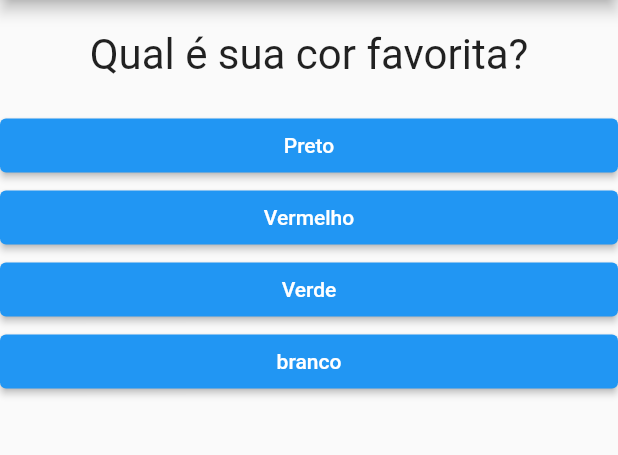
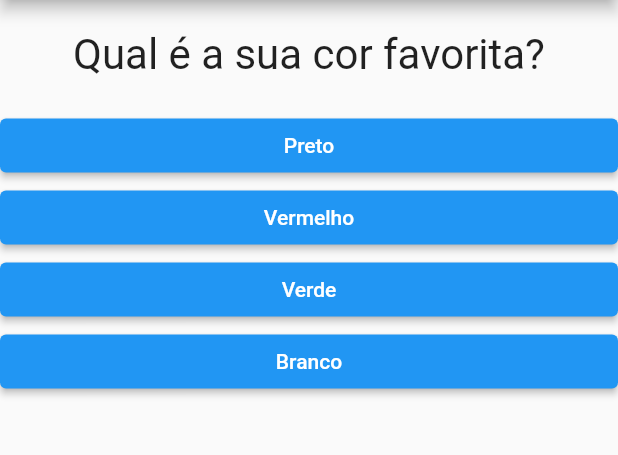
Before and after one commit to LucasMLara/QuizFlutter, a Flutter app: the screen it shows after launch, on a phone screen of 412 x 824 dp, the part 84-539 px from its top. Run offline on Flutter 3.47's test engine with Material 2 defaults, Android fonts, the phone set to English and light mode, and no system bars.

```diff
--- a/lib/main.dart
+++ b/lib/main.dart
@@ -1,70 +1,62 @@
 import 'package:flutter/material.dart';
-import './questao.dart';
-import './resposta.dart';
+import './questionario.dart';
+import './resultado.dart';
 
-main() => runApp(PerguntaApp());
+void main() => runApp(const PerguntaApp());
 
-class PerguntasAppState extends State<PerguntaApp> {
+class _PerguntaAppState extends State<PerguntaApp> {
   var _perguntaSelecionada = 0;
-
   final _perguntas = const [
     {
-      'texto': 'Qual é sua cor favorita?',
-      'respostas': ['Preto', 'Vermelho', 'Verde', 'branco']
+      'texto': 'Qual é a sua cor favorita?',
+      'respostas': ['Preto', 'Vermelho', 'Verde', 'Branco'],
     },
     {
-      'texto': 'Qual é seu animal favorito?',
-      'respostas': ['Coelho', 'Cobra', 'Elefante', 'Leão']
+      'texto': 'Qual é o seu animal favorito?',
+      'respostas': ['Coelho', 'Cobra', 'Elefante', 'Leão'],
     },
     {
-      'texto': 'Qual é seu instrutor favorito?',
-      'respostas': ['Maria', 'João', 'Leo', 'Pedro']
+      'texto': 'Qual é o seu instrutor favorito?',
+      'respostas': ['Maria', 'João', 'Leo', 'Pedro'],
     },
   ];
+
+  void _responder() {
+    if (temPerguntaSelecionada) {
+      setState(() {
+        _perguntaSelecionada++;
+      });
+    }
+  }
 
   bool get temPerguntaSelecionada {
     return _perguntaSelecionada < _perguntas.length;
   }
 
-  void _responder() {
-    setState(() {
-      _perguntaSelecionada++;
-    });
-  }
-
   @override
   Widget build(BuildContext context) {
-    List<String> respostas = temPerguntaSelecionada
-        ? _perguntas[_perguntaSelecionada].cast()['respostas']
-        : [];
-
-    List<Widget> widgets =
-        respostas.map((t) => Resposta(t, _responder)).toList();
-
     return MaterialApp(
       home: Scaffold(
         appBar: AppBar(
           title: const Text('Perguntas'),
         ),
         body: temPerguntaSelecionada
-            ? Column(
-                children: <Widget>[
-                  Questao(_perguntas[_perguntaSelecionada]['texto'].toString()),
-                  ...widgets
-                ],
+            ? Questionario(
+                perguntas: _perguntas,
+                perguntaSelecionada: _perguntaSelecionada,
+                quandoResponder: _responder,
               )
-            : Center(
-                child: Text(
-                'Parabéns',
-                style: TextStyle(fontSize: 28),
-              )),
+            : const Resultado(),
       ),
     );
   }
 }
 
 class PerguntaApp extends StatefulWidget {
-  PerguntasAppState createState() {
-    return PerguntasAppState();
+  const PerguntaApp({super.key});
+
+  @override
+  _PerguntaAppState createState() {
+    return _PerguntaAppState();
   }
 }
--- /dev/null
+++ b/lib/questionario.dart
@@ -0,0 +1,33 @@
+import 'package:flutter/material.dart';
+import './questao.dart';
+import './resposta.dart';
+
+class Questionario extends StatelessWidget {
+  final List<Map<String, Object>> perguntas;
+  final int perguntaSelecionada;
+  final void Function() quandoResponder;
+
+  const Questionario(
+      {required this.perguntas,
+      required this.perguntaSelecionada,
+      required this.quandoResponder,
+      super.key});
+
+  bool get temPerguntaSelecionada {
+    return perguntaSelecionada < perguntas.length;
+  }
+
+  @override
+  Widget build(BuildContext context) {
+    List<String> respostas = temPerguntaSelecionada
+        ? perguntas[perguntaSelecionada]['respostas'] as List<String>
+        : [];
+
+    return Column(
+      children: <Widget>[
+        Questao(perguntas[perguntaSelecionada]['texto'].toString()),
+        ...respostas.map((t) => Resposta(t, quandoResponder)).toList(),
+      ],
+    );
+  }
+}
--- /dev/null
+++ b/lib/resultado.dart
@@ -0,0 +1,16 @@
+import 'package:flutter/cupertino.dart';
+import 'package:flutter/src/widgets/container.dart';
+import 'package:flutter/src/widgets/framework.dart';
+
+class Resultado extends StatelessWidget {
+  const Resultado({super.key});
+
+  @override
+  Widget build(BuildContext context) {
+    return Center(
+        child: Text(
+      'Parabéns',
+      style: TextStyle(fontSize: 28),
+    ));
+  }
+}
```
